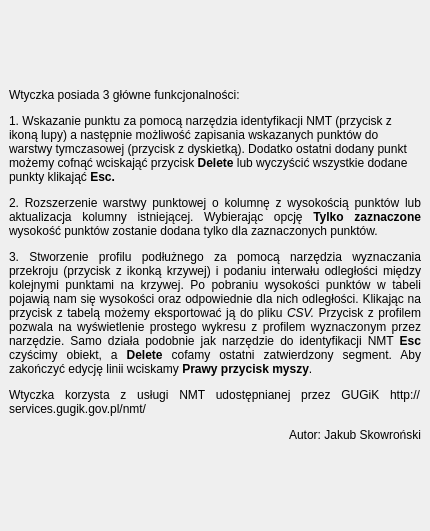
This is gui/info_dialog.ui in skowronskij/gugik-nmt-plugin as Qt 5 draws it before an edit. The edited form follows.
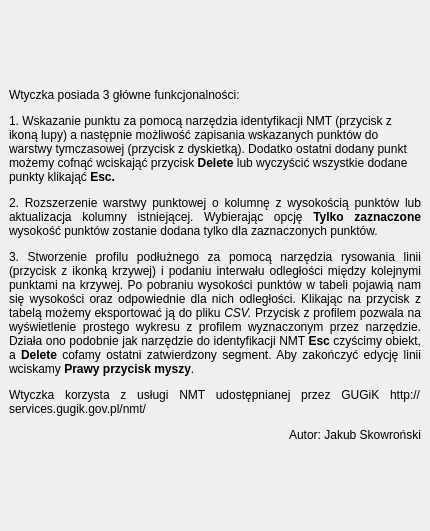
This is the edited form.

Commit message: poprawa ikon + dodanie przycisku do czyszczenia geometrii punktow

Diff of the .ui file:
```diff
--- a/gui/info_dialog.ui
+++ b/gui/info_dialog.ui
@@ -37,6 +37,12 @@
    </property>
    <item>
     <widget class="QLabel" name="label">
+     <property name="sizePolicy">
+      <sizepolicy hsizetype="Fixed" vsizetype="Fixed">
+       <horstretch>0</horstretch>
+       <verstretch>0</verstretch>
+      </sizepolicy>
+     </property>
      <property name="minimumSize">
       <size>
        <width>412</width>
@@ -50,7 +56,7 @@
       </size>
      </property>
      <property name="text">
-      <string>&lt;html&gt;&lt;head/&gt;&lt;body&gt;&lt;p&gt;Wtyczka posiada 3 główne funkcjonalności:&lt;/p&gt;&lt;p&gt;1. Wskazanie punktu za pomocą narzędzia identyfikacji NMT (przycisk z ikoną lupy) a następnie możliwość zapisania wskazanych punktów do warstwy tymczasowej (przycisk z dyskietką). Dodatko ostatni dodany punkt możemy cofnąć wciskająć przycisk &lt;span style=&quot; font-weight:600;&quot;&gt;Delete &lt;/span&gt;lub wyczyścić wszystkie dodane punkty klikająć &lt;span style=&quot; font-weight:600;&quot;&gt;Esc.&lt;/span&gt;&lt;/p&gt;&lt;p align=&quot;justify&quot;&gt;2. Rozszerzenie warstwy punktowej o kolumnę z wysokością punktów lub aktualizacja kolumny istniejącej. Wybierając opcję &lt;span style=&quot; font-weight:600;&quot;&gt;Tylko zaznaczone &lt;/span&gt;wysokość punktów zostanie dodana tylko dla zaznaczonych punktów.&lt;/p&gt;&lt;p align=&quot;justify&quot;&gt;3. Stworzenie profilu podłużnego za pomocą narzędzia wyznaczania przekroju (przycisk z ikonką krzywej) i podaniu interwału odległości między kolejnymi punktami na krzywej. Po pobraniu wysokości punktów w tabeli pojawią nam się wysokości oraz odpowiednie dla nich odległości. Klikając na przycisk z tabelą możemy eksportować ją do pliku &lt;span style=&quot; font-style:italic;&quot;&gt;CSV. &lt;/span&gt;Przycisk z profilem pozwala na wyświetlenie prostego wykresu z profilem wyznaczonym przez narzędzie. Samo działa podobnie jak narzędzie do identyfikacji NMT &lt;span style=&quot; font-weight:600;&quot;&gt;Esc&lt;/span&gt; czyścimy obiekt, a &lt;span style=&quot; font-weight:600;&quot;&gt;Delete&lt;/span&gt; cofamy ostatni zatwierdzony segment. Aby zakończyć edycję linii wciskamy &lt;span style=&quot; font-weight:600;&quot;&gt;Prawy przycisk myszy&lt;/span&gt;.&lt;/p&gt;&lt;p align=&quot;justify&quot;&gt;Wtyczka korzysta z usługi NMT udostępnianej przez GUGiK http://services.gugik.gov.pl/nmt/&lt;/p&gt;&lt;p align=&quot;right&quot;&gt;Autor: Jakub Skowroński&lt;/p&gt;&lt;/body&gt;&lt;/html&gt;</string>
+      <string>&lt;html&gt;&lt;head/&gt;&lt;body&gt;&lt;p&gt;Wtyczka posiada 3 główne funkcjonalności:&lt;/p&gt;&lt;p&gt;1. Wskazanie punktu za pomocą narzędzia identyfikacji NMT (przycisk z ikoną lupy) a następnie możliwość zapisania wskazanych punktów do warstwy tymczasowej (przycisk z dyskietką). Dodatko ostatni dodany punkt możemy cofnąć wciskająć przycisk &lt;span style=&quot; font-weight:600;&quot;&gt;Delete &lt;/span&gt;lub wyczyścić wszystkie dodane punkty klikająć &lt;span style=&quot; font-weight:600;&quot;&gt;Esc.&lt;/span&gt;&lt;/p&gt;&lt;p align=&quot;justify&quot;&gt;2. Rozszerzenie warstwy punktowej o kolumnę z wysokością punktów lub aktualizacja kolumny istniejącej. Wybierając opcję &lt;span style=&quot; font-weight:600;&quot;&gt;Tylko zaznaczone &lt;/span&gt;wysokość punktów zostanie dodana tylko dla zaznaczonych punktów.&lt;/p&gt;&lt;p align=&quot;justify&quot;&gt;3. Stworzenie profilu podłużnego za pomocą narzędzia rysowania linii (przycisk z ikonką krzywej) i podaniu interwału odległości między kolejnymi punktami na krzywej. Po pobraniu wysokości punktów w tabeli pojawią nam się wysokości oraz odpowiednie dla nich odległości. Klikając na przycisk z tabelą możemy eksportować ją do pliku &lt;span style=&quot; font-style:italic;&quot;&gt;CSV. &lt;/span&gt;Przycisk z profilem pozwala na wyświetlenie prostego wykresu z profilem wyznaczonym przez narzędzie. Działa ono podobnie jak narzędzie do identyfikacji NMT &lt;span style=&quot; font-weight:600;&quot;&gt;Esc&lt;/span&gt; czyścimy obiekt, a &lt;span style=&quot; font-weight:600;&quot;&gt;Delete&lt;/span&gt; cofamy ostatni zatwierdzony segment. Aby zakończyć edycję linii wciskamy &lt;span style=&quot; font-weight:600;&quot;&gt;Prawy przycisk myszy&lt;/span&gt;.&lt;/p&gt;&lt;p align=&quot;justify&quot;&gt;Wtyczka korzysta z usługi NMT udostępnianej przez GUGiK http://services.gugik.gov.pl/nmt/&lt;/p&gt;&lt;p align=&quot;right&quot;&gt;Autor: Jakub Skowroński&lt;/p&gt;&lt;/body&gt;&lt;/html&gt;</string>
      </property>
      <property name="wordWrap">
       <bool>true</bool>
```
The commit also changes 9 other files.
